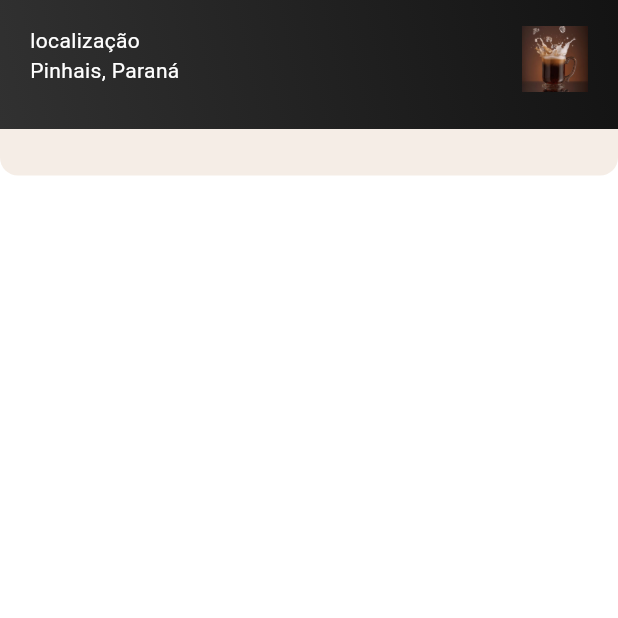
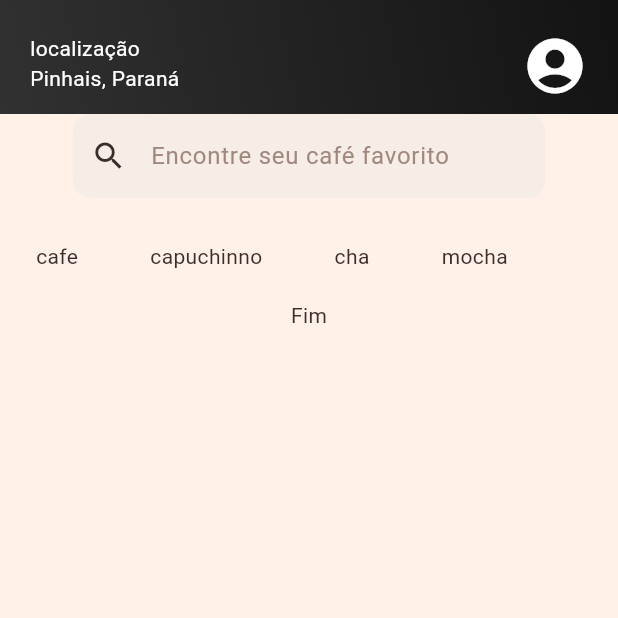
Before and after one commit to andreyrv18/CafePraJa, a Flutter app: the MyHomePage screen opened directly, on a phone screen of 412 x 824 dp, the top half of it. Run offline on Flutter 3.47's test engine with Material 3 defaults, Android fonts, the phone set to English and light mode, and no system bars; Roboto replaces fonts that are missing (Sora).

Commit message:
refactor: melhora a tela inicial com busca e exibe itens em uma lista horizontal

```diff
--- a/lib/screens/home.dart
+++ b/lib/screens/home.dart
@@ -1,5 +1,7 @@
 import 'package:cafe_pra_ja/theme.dart';
 import 'package:flutter/material.dart';
+
+List<String> items = ["cafe", "capuchinno", "cha", "mocha"];
 
 class MyApp extends StatelessWidget {
   const MyApp({super.key});
@@ -23,12 +25,50 @@ class MyHomePage extends StatelessWidget {
   @override
   Widget build(BuildContext context) {
     return Scaffold(
+      backgroundColor: cafePraJaTheme.bottomNavigationBarTheme.backgroundColor,
       appBar: appBar(),
-      body: Column(
-        children: [
-          Transform.translate(offset: const Offset(0, -25), child: TextField()),
-        ],
-      ),
+      body: corpo(),
+    );
+  }
+
+  Column corpo() {
+    return Column(
+      children: [
+        Center(
+          child: SizedBox(
+            width: 315,
+
+            child: TextField(
+              decoration: InputDecoration(
+                prefixIcon: Icon(Icons.search),
+                hintText: "Encontre seu café favorito",
+              ),
+            ),
+          ),
+        ),
+        SizedBox(height: 13),
+        SizedBox(
+          height: 55,
+          child: ListView.builder(
+            itemCount: items.length,
+            scrollDirection: Axis.horizontal,
+            itemBuilder: (context, index) {
+              final item = items[index];
+              return Container(
+                margin: EdgeInsets.symmetric(horizontal: 8),
+                child: Padding(
+                  padding: const EdgeInsets.all(16.0),
+                  child: Text(
+                    item,
+                    style: cafePraJaTheme.textTheme.titleMedium,
+                  ),
+                ),
+              );
+            },
+          ),
+        ),
+        Expanded(child: SizedBox(child: Text("Fim"))),
+      ],
     );
   }
 
@@ -44,9 +84,9 @@ class MyHomePage extends StatelessWidget {
         ),
       ),
       bottom: PreferredSize(
-        preferredSize: const Size.fromHeight(30.0),
+        preferredSize: const Size.fromHeight(20.0),
         child: Transform.translate(
-          offset: const Offset(0, -25), // Move o conteúdo 25 pixels para cima
+          offset: const Offset(0, -10), // Move o conteúdo 25 pixels para cima
           child: Padding(
             padding: const EdgeInsets.symmetric(horizontal: 20.0),
             child: Row(
@@ -56,19 +96,35 @@ class MyHomePage extends StatelessWidget {
                 Column(
                   crossAxisAlignment: CrossAxisAlignment.start,
                   children: [
-                    Text("localização", style: TextStyle(color: Colors.white)),
+                    Text(
+                      "localização",
+                      style: TextStyle(
+                        color: Colors.white,
+                        fontSize: 14,
+                        fontFamily: "Sora",
+                      ),
+                    ),
                     Text(
                       "Pinhais, Paraná",
-                      style: TextStyle(color: Colors.white),
+                      style: TextStyle(
+                        color: Colors.white,
+                        fontSize: 14,
+                        fontFamily: "Sora",
+                      ),
                     ),
                   ],
                 ),
                 SizedBox(
                   height: 44,
                   width: 44,
-                  child: Image.asset(
-                    fit: BoxFit.cover,
-                    "assets/images/bemvindo.jpg",
+
+                  child: ClipRRect(
+                    borderRadius: BorderRadius.circular(10),
+                    child: Icon(
+                      Icons.account_circle,
+                      color: Colors.white,
+                      size: 44,
+                    ),
                   ),
                 ),
               ],
```
